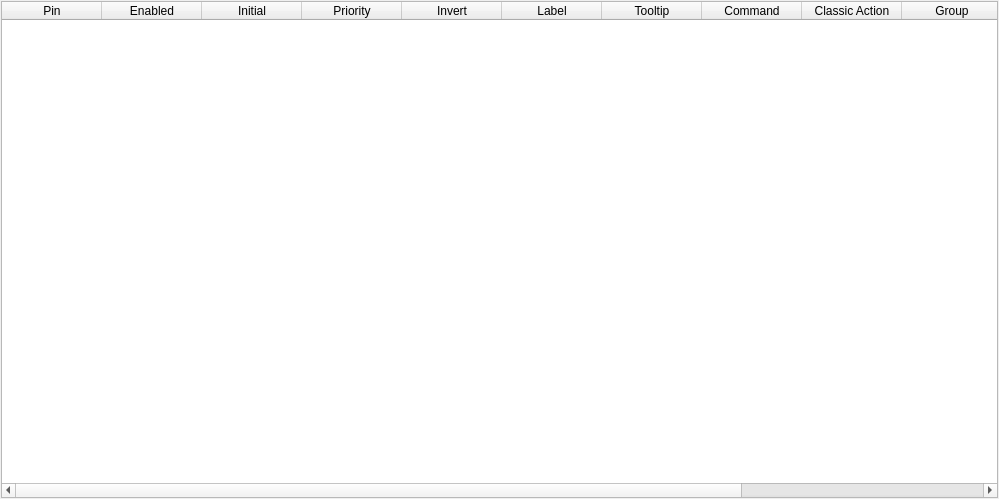
First picture: the form in src/applications/tac-configuration-editor/PSOCEditorView.ui, repository qualcomm/qcom-test-automation-controller, before the edit.
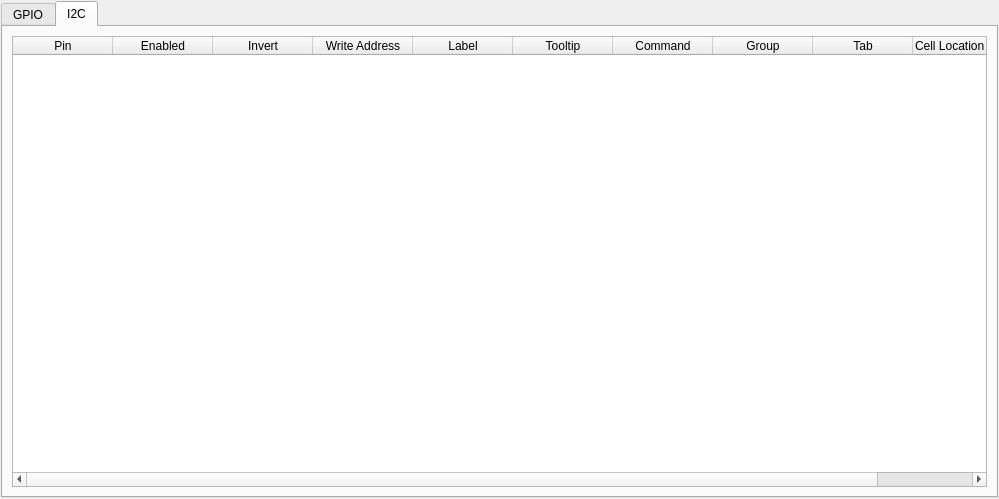
Second picture: the form after the edit. The open tabs and pages were chosen to show the change.

Commit message:
PSOC I2C editor: dynamic multi-slave dialog
Replace the static, Qt-Designer-only I2C dialog with a data-driven editor
that reads/writes _PSOCPlatformConfiguration directly. Slave rows are now
built dynamically (addSlaveRow) so a device can declare 1-3 I2C slaves
(kMinI2CSlaves/kMaxI2CSlaves), with duplicate-address validation before
the dialog can be accepted, backed by the PSOCI2CSlave model added in the
previous commit.

```diff
--- a/src/applications/tac-configuration-editor/PSOCEditorView.ui
+++ b/src/applications/tac-configuration-editor/PSOCEditorView.ui
@@ -29,9 +29,6 @@
    <string>Form</string>
   </property>
   <layout class="QVBoxLayout" name="verticalLayout">
-   <property name="spacing">
-    <number>1</number>
-   </property>
    <property name="leftMargin">
     <number>1</number>
    </property>
@@ -45,7 +42,29 @@
     <number>1</number>
    </property>
    <item>
+    <widget class="QTabWidget" name="_psocTabWgt">
+     <property name="enabled">
+      <bool>true</bool>
+     </property>
+     <property name="currentIndex">
+      <number>0</number>
+     </property>
+     <widget class="QWidget" name="_gpioTab">
+      <property name="sizePolicy">
+       <sizepolicy hsizetype="Expanding" vsizetype="Preferred">
+        <horstretch>0</horstretch>
+        <verstretch>0</verstretch>
+       </sizepolicy>
+      </property>
+      <attribute name="title">
+       <string>GPIO</string>
+      </attribute>
+      <layout class="QGridLayout" name="gridLayout">
+       <item row="0" column="0">
     <widget class="QTableWidget" name="_psocTable">
+         <property name="enabled">
+          <bool>true</bool>
+         </property>
      <property name="sizePolicy">
       <sizepolicy hsizetype="Expanding" vsizetype="Expanding">
        <horstretch>0</horstretch>
@@ -165,7 +184,135 @@
       <property name="toolTip">
        <string>&lt;html&gt;&lt;head/&gt;&lt;body&gt;&lt;p&gt;Column is left to right&lt;/p&gt;&lt;p&gt;Row is top to bottom&lt;/p&gt;&lt;/body&gt;&lt;/html&gt;</string>
       </property>
-     </column>
+          <property name="textAlignment">
+           <set>AlignLeading|AlignVCenter</set>
+          </property>
+         </column>
+        </widget>
+       </item>
+      </layout>
+     </widget>
+     <widget class="QWidget" name="_i2cDefaultTab">
+      <property name="enabled">
+       <bool>true</bool>
+      </property>
+      <attribute name="title">
+       <string>I2C</string>
+      </attribute>
+      <layout class="QGridLayout" name="gridLayout_2">
+       <item row="0" column="0">
+        <widget class="QTableWidget" name="_i2cTable">
+         <property name="sizePolicy">
+          <sizepolicy hsizetype="Expanding" vsizetype="Expanding">
+           <horstretch>0</horstretch>
+           <verstretch>0</verstretch>
+          </sizepolicy>
+         </property>
+         <property name="minimumSize">
+          <size>
+           <width>0</width>
+           <height>0</height>
+          </size>
+         </property>
+         <property name="focusPolicy">
+          <enum>Qt::NoFocus</enum>
+         </property>
+         <property name="contextMenuPolicy">
+          <enum>Qt::ContextMenuPolicy::CustomContextMenu</enum>
+         </property>
+         <property name="toolTip">
+          <string/>
+         </property>
+         <attribute name="horizontalHeaderStretchLastSection">
+          <bool>false</bool>
+         </attribute>
+         <attribute name="verticalHeaderVisible">
+          <bool>false</bool>
+         </attribute>
+         <attribute name="verticalHeaderDefaultSectionSize">
+          <number>27</number>
+         </attribute>
+         <column>
+          <property name="text">
+           <string>Pin</string>
+          </property>
+          <property name="toolTip">
+           <string>&lt;Port, Bit&gt;</string>
+          </property>
+         </column>
+         <column>
+          <property name="text">
+           <string>Enabled</string>
+          </property>
+          <property name="toolTip">
+           <string>Whether the pin is active</string>
+          </property>
+         </column>
+         <column>
+          <property name="text">
+           <string>Invert</string>
+          </property>
+          <property name="toolTip">
+           <string>Whether the pin is inverted</string>
+          </property>
+         </column>
+         <column>
+          <property name="text">
+           <string>Write Address</string>
+          </property>
+         </column>
+         <column>
+          <property name="text">
+           <string>Label</string>
+          </property>
+          <property name="toolTip">
+           <string>The label for the pin to be represented in the TAC UI (maximum 20 characters long)</string>
+          </property>
+         </column>
+         <column>
+          <property name="text">
+           <string>Tooltip</string>
+          </property>
+          <property name="toolTip">
+           <string>The tooltip for the pin label in the TAC UI (no character limit)</string>
+          </property>
+         </column>
+         <column>
+          <property name="text">
+           <string>Command</string>
+          </property>
+          <property name="toolTip">
+           <string>The TAC command for the operation</string>
+          </property>
+         </column>
+         <column>
+          <property name="text">
+           <string>Group</string>
+          </property>
+          <property name="toolTip">
+           <string>The category of the pin</string>
+          </property>
+         </column>
+         <column>
+          <property name="text">
+           <string>Tab</string>
+          </property>
+         </column>
+         <column>
+          <property name="text">
+           <string>Cell Location (col, row)</string>
+          </property>
+          <property name="toolTip">
+           <string>&lt;html&gt;&lt;head/&gt;&lt;body&gt;&lt;p&gt;Column is left to right&lt;/p&gt;&lt;p&gt;Row is top to bottom&lt;/p&gt;&lt;/body&gt;&lt;/html&gt;</string>
+          </property>
+          <property name="textAlignment">
+           <set>AlignLeading|AlignVCenter</set>
+          </property>
+         </column>
+        </widget>
+       </item>
+      </layout>
+     </widget>
     </widget>
    </item>
   </layout>
```
Left out of the diff: 3 changed lines with no effect on the pictures. Lines whose indentation alone changed are shown as unchanged. The commit also changes 5 other files.
